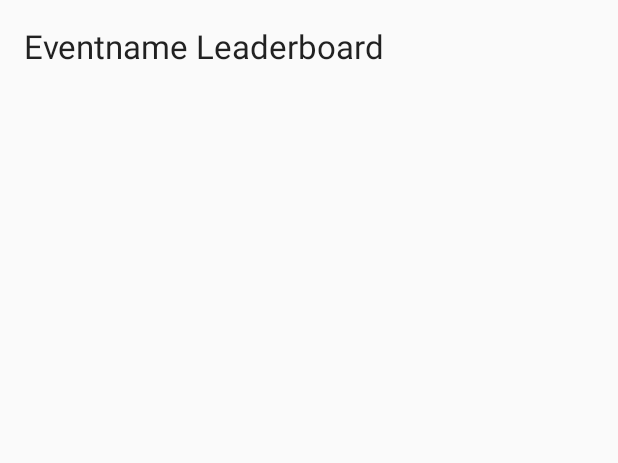
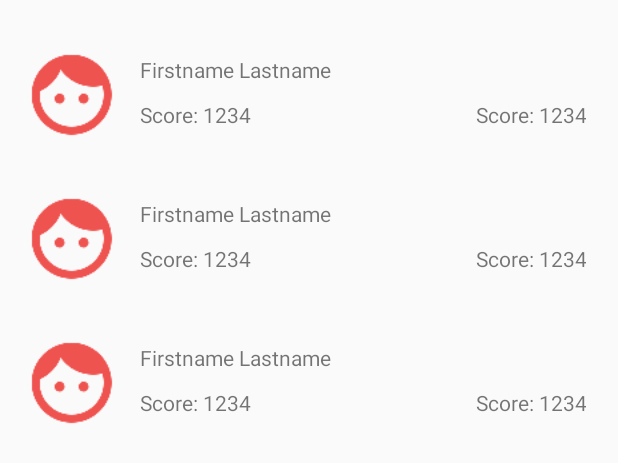
Before and after one commit to codeaters/echelon, an Android app: the layout fragment_leaderboard.xml on its own in the app's theme, with its tools: preview values and no code run, on a phone screen of 412 x 824 dp. Shown: the top 463 px of the screen. Run offline under Robolectric (Android 15) with nearby library versions, the phone set to English and light mode, and no system bars.

```diff
--- a/app/src/main/res/layout/fragment_event.xml
+++ b/app/src/main/res/layout/fragment_event.xml
@@ -78,6 +78,5 @@
             android:layout_marginTop="16dp"
             android:text="Check out Leaderboards"/>
 
-
     </LinearLayout>
 </ScrollView>
--- a/app/src/main/res/layout/fragment_leaderboard.xml
+++ b/app/src/main/res/layout/fragment_leaderboard.xml
@@ -1,29 +1,7 @@
-<LinearLayout xmlns:android="http://schemas.android.com/apk/res/android"
-                xmlns:tools="http://schemas.android.com/tools"
-                android:layout_width="match_parent"
-                android:layout_height="wrap_content"
-                android:paddingBottom="@dimen/activity_vertical_margin"
-                android:paddingLeft="@dimen/activity_horizontal_margin"
-                android:paddingRight="@dimen/activity_horizontal_margin"
-                android:paddingTop="@dimen/activity_vertical_margin"
-    android:orientation="vertical"
-    tools:ignore="NewApi">
-
-    <TextView
-        android:id="@+id/leaderboard_title"
-        android:layout_width="match_parent"
-        android:layout_height="wrap_content"
-        tools:text="Eventname Leaderboard"
-        android:textAppearance="?android:textAppearanceLarge"
-
-        />
-
-    <android.support.v7.widget.RecyclerView
-        android:paddingTop="15dp"
-        android:id="@+id/leaderboard_recycler_view"
-        android:layout_width="match_parent"
-        android:layout_height="wrap_content">
-
-    </android.support.v7.widget.RecyclerView>
-
-</LinearLayout>
+<android.support.v7.widget.RecyclerView xmlns:android="http://schemas.android.com/apk/res/android"
+    xmlns:tools="http://schemas.android.com/tools"
+    android:id="@+id/leaderboard_recycler_view"
+    android:layout_width="match_parent"
+    android:layout_height="wrap_content"
+    android:paddingTop="15dp"
+    tools:listitem="@layout/item_leaderboard" />
--- /dev/null
+++ b/app/src/main/res/layout/item_leaderboard.xml
@@ -0,0 +1,54 @@
+<?xml version="1.0" encoding="utf-8"?>
+<LinearLayout xmlns:android="http://schemas.android.com/apk/res/android"
+    xmlns:tools="http://schemas.android.com/tools"
+    android:layout_width="match_parent"
+    android:layout_height="wrap_content"
+    android:orientation="horizontal"
+    android:padding="16dp">
+
+    <de.hdodenhof.circleimageview.CircleImageView
+        android:id="@+id/image"
+        android:layout_width="64dp"
+        android:layout_height="64dp"
+        android:src="@drawable/ic_face_red_400_48dp" />
+
+    <LinearLayout
+        android:layout_width="match_parent"
+        android:layout_height="wrap_content"
+        android:layout_marginLeft="8dp"
+        android:orientation="vertical">
+
+        <TextView
+            android:id="@+id/name"
+            android:layout_width="match_parent"
+            android:layout_height="wrap_content"
+            android:layout_toEndOf="@+id/image"
+            android:padding="5dp"
+            tools:text="Firstname Lastname"
+            tools:textAppearance="?android:textAppearance" />
+
+        <LinearLayout
+            android:layout_width="match_parent"
+            android:layout_height="wrap_content"
+            android:orientation="horizontal">
+
+            <TextView
+                android:id="@+id/score"
+                android:layout_width="wrap_content"
+                android:layout_height="wrap_content"
+                android:padding="5dp"
+                tools:text="Score: 1234"
+                tools:textAppearance="?android:textAppearanceSmall" />
+
+            <TextView
+                android:id="@+id/team"
+                android:layout_width="match_parent"
+                android:layout_height="wrap_content"
+                android:gravity="right|end"
+                android:padding="5dp"
+                tools:text="Score: 1234"
+                tools:textAppearance="?android:textAppearanceSmall" />
+        </LinearLayout>
+    </LinearLayout>
+
+</LinearLayout>
--- a/build.gradle
+++ b/build.gradle
@@ -6,7 +6,7 @@ buildscript {
         mavenCentral()
     }
     dependencies {
-        classpath 'com.android.tools.build:gradle:2.2.3'
+        classpath 'com.android.tools.build:gradle:2.3.0'
 
         // NOTE: Do not place your application dependencies here; they belong
         // in the individual module build.gradle files
```
Also changed, not shown: app/src/main/java/com/app/innovationweek/model/Leaderboard.java (added, +31 -0 lines), app/src/main/java/com/app/innovationweek/model/LeaderboardEntry.java (added, +178 -0 lines), app/src/main/java/com/app/innovationweek/model/User.java (+11 -2 lines), app/src/main/res/layout/card_leaderboard.xml (deleted, +0 -30 lines), gradle.properties (+16 -9 lines), gradle/wrapper/gradle-wrapper.properties.
